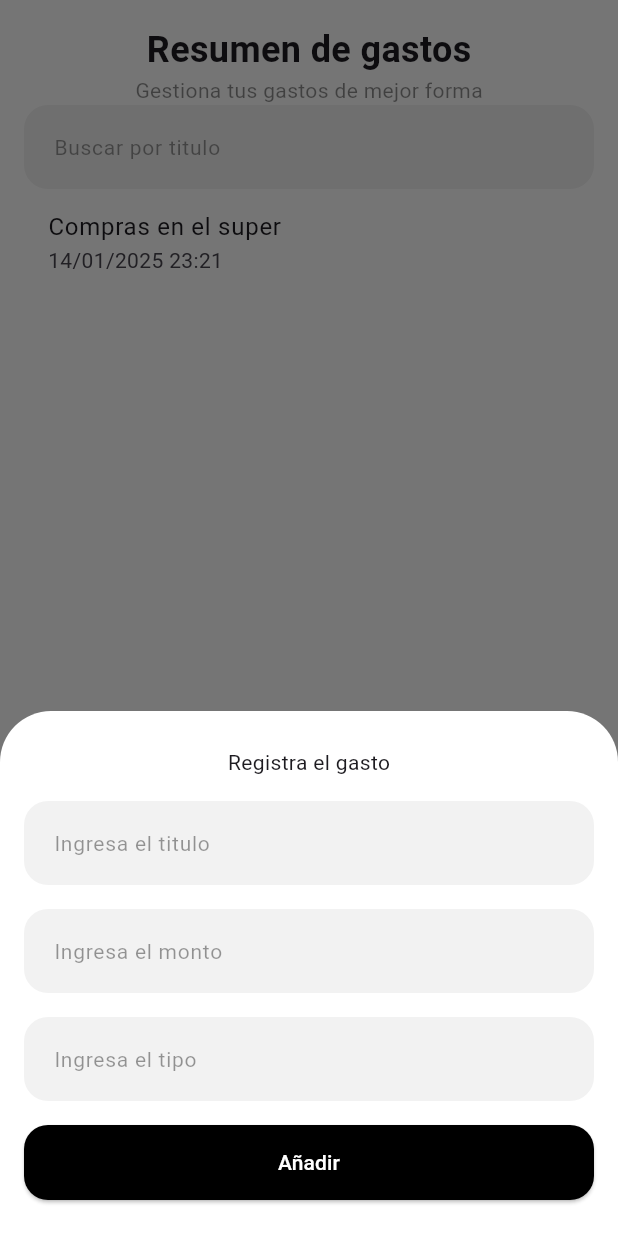
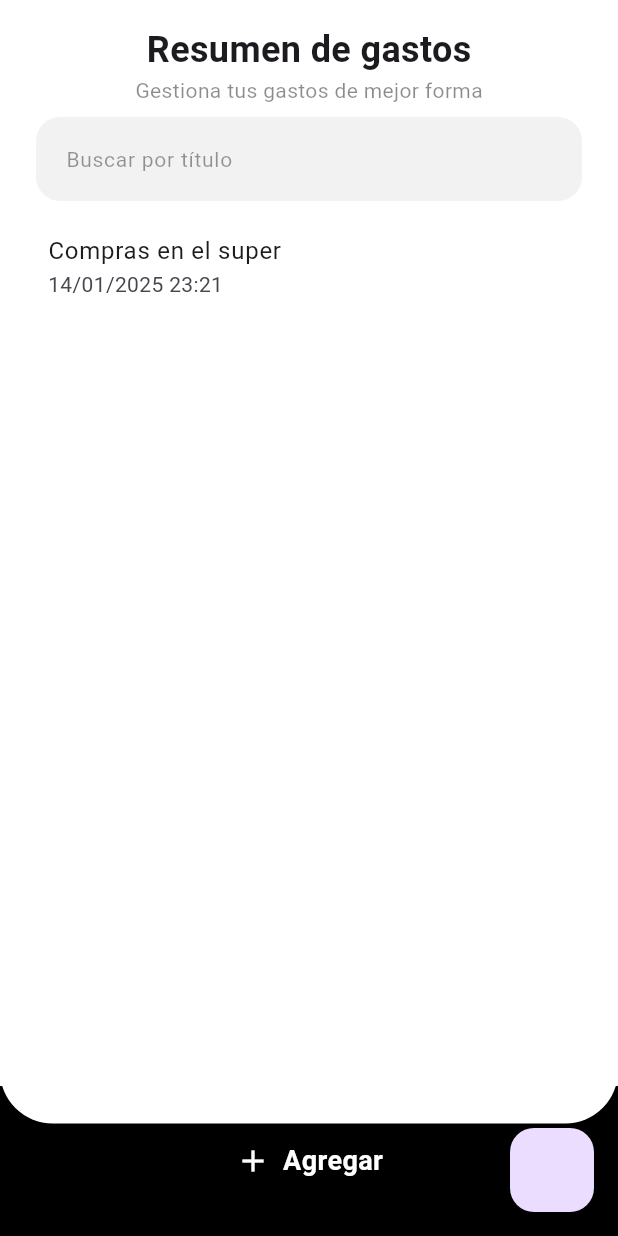
Before and after one commit to Ahrend03/flutter_gastosapp, a Flutter app: the screen it shows after launch, after a tap on "Agregar", on a phone screen of 412 x 824 dp. Run offline on Flutter 3.47's test engine with Material 3 defaults, Android fonts, the phone set to English and light mode, and no system bars; our stand-ins replace sqflite; accounts and stored records are empty.

```diff
--- a/lib/db/db_admin.dart
+++ b/lib/db/db_admin.dart
@@ -1,35 +1,63 @@
 import 'dart:io';
 
+import 'package:flutter/material.dart';
 import 'package:path/path.dart';
 import 'package:path_provider/path_provider.dart';
 import 'package:sqflite/sqflite.dart';
 
-class DbAdmin{
-
+class DBAdmin {
   Database? myDatabase;
 
-  Future<Database?> checkDatabase() async{
-    if(myDatabase == null){
+  Future<Database?> checkDatabase() async {
+    if (myDatabase == null) {
+      //AÚN NO SE HA CREADO MYDATABASE
       myDatabase = await initDatabase();
-    }else{
-      return myDatabase;
     }
+    print("aqui");
+    return myDatabase;
+
+    // myDatabase ??= await initDatabase();
   }
 
-  Future<Database?> initDatabase() async{
-    Directory directory = await getApplicationCacheDirectory();
-    String pahtDatabase = join(directory.path,"PagosDB.db");
+  Future<Database> initDatabase() async {
+    Directory directory = await getApplicationDocumentsDirectory();
+    String pathDatabase = join(directory.path, "PagosDB.db");
     return await openDatabase(
-      pahtDatabase,
+      pathDatabase,
       version: 1,
-      onCreate: (Database db, int version){
-        db.execute("""CREATE TABLE GATOS(
-        id INTEGER PRIMARY KEY AUTOINCREMENT,
-        title TEXT,
-        price REAL,
-        datetime TEXT,
-        type TEXT)"""
-        );
-      });
+      onCreate: (Database db, int version) {
+        db.execute("""CREATE TABLE GASTOS(
+                id INTEGER PRIMARY KEY AUTOINCREMENT,
+                title TEXT,
+                price REAL,
+                datetime TEXT,
+                type TEXT
+              )""");
+      },
+    );
+  }
+
+  insertarGasto() async {
+    Database? db = await checkDatabase();
+    int res = await db!.insert(
+      "GASTOS",
+      {
+        "title": "Compras en el mercado",
+        "price": 1200.50,
+        "datetime": "12/12/2024",
+        "type": "Alimentos",
+      },
+    );
+    print(res);
+  }
+
+  obtenerGastos() async {
+    Database? db = await checkDatabase();
+    print(".....................");
+    // print(db);
+    print(".....................");
+
+    List<Map<String, dynamic>> data = await db!.query("GASTOS");
+    print(data);
   }
 }
--- a/lib/pages/home_page.dart
+++ b/lib/pages/home_page.dart
@@ -1,18 +1,21 @@
 import 'package:flutter/material.dart';
+import 'package:flutter_gastosapp/db/db_admin.dart';
 import 'package:flutter_gastosapp/widgets/register_modal.dart';
 
 class HomePage extends StatefulWidget {
-
   @override
   State<HomePage> createState() => _HomePageState();
 }
 
 class _HomePageState extends State<HomePage> {
-Widget busquedaWidget(){
-  return TextField(
+  Widget busquedaWidget() {
+    return Padding(
+      padding: const EdgeInsets.all(8.0),
+      child: TextField(
         decoration: InputDecoration(
-      hintText: "Buscar por titulo",
-      hintStyle: TextStyle(color: Colors.black.withOpacity(0.4),
+          hintText: "Buscar por título",
+          hintStyle: TextStyle(
+            color: Colors.black.withOpacity(0.4),
             fontSize: 14,
           ),
           filled: true,
@@ -20,39 +23,50 @@ Widget busquedaWidget(){
           contentPadding: EdgeInsets.all(16),
           focusedBorder: OutlineInputBorder(
             borderSide: BorderSide.none,
-        borderRadius: BorderRadius.circular(16)
+            borderRadius: BorderRadius.circular(16),
           ),
           enabledBorder: OutlineInputBorder(
             borderSide: BorderSide.none,
-        borderRadius: BorderRadius.circular(16)
+            borderRadius: BorderRadius.circular(16),
+          ),
         ),
       ),
     );
   }
 
-showRegisterModel(){
+  showRegisterModal() {
     showModalBottomSheet(
       backgroundColor: Colors.transparent,
       context: context,
-    builder: (BuildContext context){
+      builder: (BuildContext context) {
         return Container(
-      padding: EdgeInsets.symmetric(vertical: 24,horizontal: 16),
+          // width: double.infinity,
+          padding: EdgeInsets.symmetric(vertical: 24, horizontal: 16),
           decoration: BoxDecoration(
             color: Colors.white,
             borderRadius: BorderRadius.only(
               topLeft: Radius.circular(34),
-          topRight: Radius.circular(34)
+              topRight: Radius.circular(34),
             ),
           ),
           child: RegisterModal(),
         );
-  });
+      },
+    );
   }
+
+  DBAdmin dbAdmin = DBAdmin();
 
   @override
   Widget build(BuildContext context) {
     return SafeArea(
       child: Scaffold(
+        floatingActionButton: FloatingActionButton(
+          onPressed: () {
+            dbAdmin.insertarGasto();
+            dbAdmin.obtenerGastos();
+          },
+        ),
         body: Stack(
           children: [
             Column(
@@ -60,7 +74,8 @@ showRegisterModel(){
               children: [
                 InkWell(
                   onTap: () {
-                    showRegisterModel();
+                    // showRegisterModal();
+                    dbAdmin.checkDatabase();
                   },
                   child: Container(
                     color: Colors.black,
@@ -68,7 +83,6 @@ showRegisterModel(){
                     width: double.infinity,
                     child: Row(
                       mainAxisAlignment: MainAxisAlignment.center,
-                      // crossAxisAlignment: CrossAxisAlignment.end,
                       children: [
                         Icon(
                           Icons.add,
@@ -132,7 +146,7 @@ showRegisterModel(){
                 ),
                 SizedBox(
                   height: 75,
-                )
+                ),
               ],
             ),
           ],
```
Lines whose indentation alone changed are shown as unchanged.
